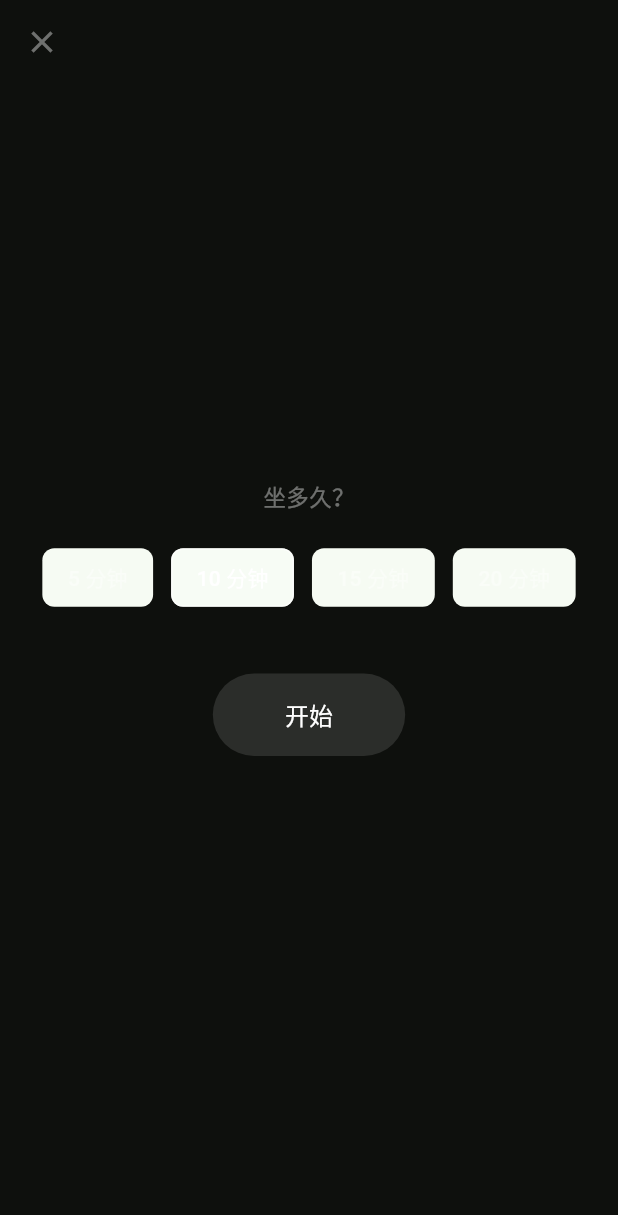
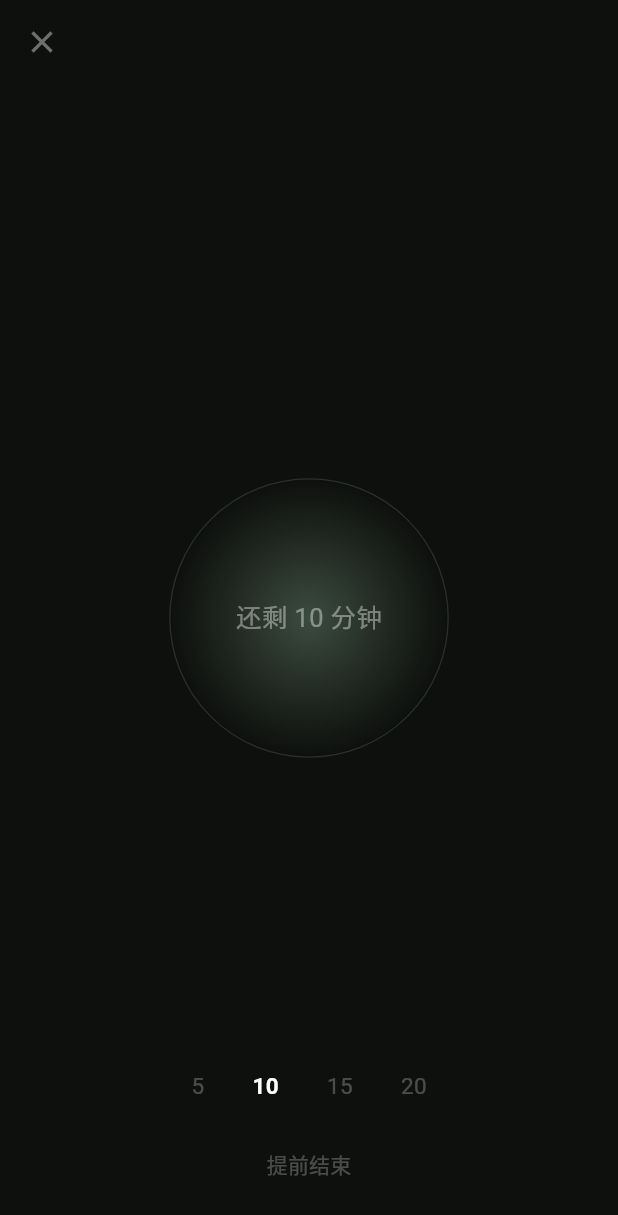
Before and after one commit to 2763945400-ctrl/daily-diary, a Flutter app: the MeditatePage screen opened directly, on a phone screen of 412 x 824 dp. Shown: the top 1215 px of the screen. Run offline on Flutter 3.47's test engine with Material 3 defaults, Android fonts, the phone set to English and light mode, and no system bars; our stand-ins replace audioplayers, file_picker, flutter_local_notifications, flutter_timezone, hive_flutter, image_picker and 1 more; accounts and stored records are empty.

Commit message:
v1.4.0 静坐即时沉浸(呼吸圆环)+日记日界后移到凌晨2点

```diff
--- a/lib/data/entry_store.dart
+++ b/lib/data/entry_store.dart
@@ -45,12 +45,18 @@ class EntryStore {
     _box = await Hive.openBox('entries');
   }
 
+  static const int dayStartHour = 2; // 一天从凌晨2点开始
+
   static String dateKey(DateTime d) =>
       '${d.year.toString().padLeft(4, '0')}-'
       '${d.month.toString().padLeft(2, '0')}-'
       '${d.day.toString().padLeft(2, '0')}';
 
-  static String todayKey() => dateKey(DateTime.now());
+  /// 逻辑日期键：凌晨2点前算前一天。全 App 的"今天"都以这里为准。
+  static String logicalKey(DateTime t) =>
+      dateKey(t.subtract(const Duration(hours: dayStartHour)));
+
+  static String todayKey() => logicalKey(DateTime.now());
 
   static Entry? get(String date) {
     final raw = _box.get(date);
@@ -68,9 +74,9 @@ class EntryStore {
     return keys.map((k) => get(k)!).toList();
   }
 
-  /// 连续记录天数：从今天（或昨天，如果今天还没记）往回数。
+  /// 连续记录天数：从逻辑今天（或逻辑昨天，如果今天还没记）往回数。
   static int streak() {
-    var day = DateTime.now();
+    var day = DateTime.now().subtract(const Duration(hours: dayStartHour));
     if (!_box.containsKey(dateKey(day))) {
       day = day.subtract(const Duration(days: 1));
     }
--- a/lib/data/note_store.dart
+++ b/lib/data/note_store.dart
@@ -1,5 +1,7 @@
 import 'package:flutter/foundation.dart';
 import 'package:hive_flutter/hive_flutter.dart';
+
+import 'entry_store.dart';
 
 /// 一条碎片：随时卸下的只言片语，id 是毫秒时间戳字符串。
 class Note {
@@ -42,14 +44,11 @@ class NoteStore {
     return keys.map((k) => Note.fromMap(k, _box.get(k) as Map)).toList();
   }
 
-  /// 今天的碎片，新的在前。
+  /// 逻辑今天的碎片（凌晨2点前记的统一归到前一天），新的在前。
   static List<Note> todays() {
-    final now = DateTime.now();
+    final key = EntryStore.todayKey();
     return all()
-        .where((n) =>
-            n.createdAt.year == now.year &&
-            n.createdAt.month == now.month &&
-            n.createdAt.day == now.day)
+        .where((n) => EntryStore.logicalKey(n.createdAt) == key)
         .toList();
   }
 
--- a/lib/pages/meditate_page.dart
+++ b/lib/pages/meditate_page.dart
@@ -2,11 +2,13 @@ import 'dart:async';
 
 import 'package:audioplayers/audioplayers.dart';
 import 'package:flutter/material.dart';
+import 'package:flutter/services.dart';
 
 import '../data/notification_service.dart';
 import '../data/settings_store.dart';
 
 /// 静坐页：全屏深色，独立于底部导航。
+/// 进来即自动开始（用上次/默认时长），中央呼吸圆环，底部可低调改时长。
 /// 唤醒是双保险——预约系统通知兜底锁屏/后台，前台则渐强播放钟声。
 class MeditatePage extends StatefulWidget {
   const MeditatePage({super.key});
@@ -15,27 +17,42 @@ class MeditatePage extends StatefulWidget {
   State<MeditatePage> createState() => _MeditatePageState();
 }
 
-enum _Phase { ready, running, done }
+enum _Phase { running, done }
 
-class _MeditatePageState extends State<MeditatePage> with WidgetsBindingObserver {
+class _MeditatePageState extends State<MeditatePage>
+    with WidgetsBindingObserver, TickerProviderStateMixin {
   static const _options = [5, 10, 15, 20];
 
-  _Phase _phase = _Phase.ready;
+  _Phase _phase = _Phase.running;
   int _minutes = SettingsStore.meditationMinutes;
   DateTime? _endTime; // 以真实时间判定结束，不靠 Timer 计数
   Timer? _ticker;
   AudioPlayer? _player; // 渐强播放专用实例，不影响别处
   Timer? _fadeTimer;
 
+  // 呼吸圆环：一次完整呼吸约 7 秒，涨缩 + 明暗联动
+  late final AnimationController _breath = AnimationController(
+    vsync: this,
+    duration: const Duration(milliseconds: 7000),
+  )..repeat(reverse: true);
+  late final Animation<double> _breathAnim =
+      CurvedAnimation(parent: _breath, curve: Curves.easeInOut);
+
   @override
   void initState() {
     super.initState();
     WidgetsBinding.instance.addObserver(this);
+    // 进页面即开始：直接给字段赋值（initState 里不能 setState）
+    SettingsStore.setMeditationMinutes(_minutes); // 记住上次选择
+    _endTime = DateTime.now().add(Duration(minutes: _minutes));
+    NotificationService.scheduleMeditationBell(_endTime!); // 锁屏/后台兜底
+    _ticker = Timer.periodic(const Duration(seconds: 1), (_) => _tick());
   }
 
   @override
   void dispose() {
     WidgetsBinding.instance.removeObserver(this);
+    _breath.dispose();
     _ticker?.cancel();
     _fadeTimer?.cancel();
     _player?.dispose();
@@ -54,15 +71,17 @@ class _MeditatePageState extends State<MeditatePage> with WidgetsBindingObserver
     }
   }
 
-  void _start() {
-    final end = DateTime.now().add(Duration(minutes: _minutes));
-    SettingsStore.setMeditationMinutes(_minutes); // 记住上次选择
+  /// 底部时长微调：把计时重置为新时长继续走。
+  void _changeDuration(int m) {
+    if (m == _minutes) return;
+    HapticFeedback.lightImpact();
+    SettingsStore.setMeditationMinutes(m); // 记住上次选择
+    final end = DateTime.now().add(Duration(minutes: m));
+    NotificationService.scheduleMeditationBell(end); // 重新约兜底通知
     setState(() {
-      _phase = _Phase.running;
+      _minutes = m;
       _endTime = end;
     });
-    NotificationService.scheduleMeditationBell(end); // 锁屏/后台兜底
-    _ticker = Timer.periodic(const Duration(seconds: 1), (_) => _tick());
   }
 
   void _tick() {
@@ -128,16 +147,60 @@ class _MeditatePageState extends State<MeditatePage> with WidgetsBindingObserver
         child: SafeArea(
           child: Stack(
             children: [
-              Center(child: _center(dim, dimmer)),
-              if (_phase == _Phase.ready)
+              Center(child: _center(dim)),
+              if (_phase == _Phase.running) ...[
+                // 左上 ✕：等同「提前结束」
                 Positioned(
                   top: 4,
                   left: 4,
                   child: IconButton(
-                    onPressed: () => Navigator.of(context).pop(),
+                    onPressed: _abort,
                     icon: const Icon(Icons.close, color: dim),
                   ),
                 ),
+                // 底部：低调时长微调 + 提前结束
+                Positioned(
+                  left: 0,
+                  right: 0,
+                  bottom: 24,
+                  child: Column(
+                    mainAxisSize: MainAxisSize.min,
+                    children: [
+                      Row(
+                        mainAxisAlignment: MainAxisAlignment.center,
+                        children: [
+                          for (final m in _options)
+                            GestureDetector(
+                              onTap: () => _changeDuration(m),
+                              behavior: HitTestBehavior.opaque,
+                              child: Padding(
+                                padding: const EdgeInsets.symmetric(
+                                    horizontal: 16, vertical: 10),
+                                child: Text(
+                                  '$m',
+                                  style: TextStyle(
+                                    fontSize: 15,
+                                    color: _minutes == m
+                                        ? Colors.white
+                                        : dimmer,
+                                    fontWeight: _minutes == m
+                                        ? FontWeight.w600
+                                        : FontWeight.w400,
+                                  ),
+                                ),
+                              ),
+                            ),
+                        ],
+                      ),
+                      const SizedBox(height: 8),
+                      TextButton(
+                        onPressed: _abort,
+                        child: Text('提前结束', style: TextStyle(color: dimmer)),
+                      ),
+                    ],
+                  ),
+                ),
+              ],
             ],
           ),
         ),
@@ -145,60 +208,46 @@ class _MeditatePageState extends State<MeditatePage> with WidgetsBindingObserver
     );
   }
 
-  Widget _center(Color dim, Color dimmer) {
+  Widget _center(Color dim) {
     switch (_phase) {
-      case _Phase.ready:
-        return Column(
-          mainAxisSize: MainAxisSize.min,
-          children: [
-            Text('坐多久？', style: TextStyle(color: dim, fontSize: 15)),
-            const SizedBox(height: 20),
-            Wrap(
-              spacing: 12,
+      case _Phase.running:
+        // 呼吸圆环：光圈缓慢一涨一缩，圆心显示剩余分钟（只给分钟不给秒）
+        return AnimatedBuilder(
+          animation: _breathAnim,
+          builder: (context, _) {
+            final t = _breathAnim.value; // 0↔1 随呼吸往返
+            return Stack(
+              alignment: Alignment.center,
               children: [
-                for (final m in _options)
-                  ChoiceChip(
-                    label: Text('$m 分钟'),
-                    selected: _minutes == m,
-                    onSelected: (_) => setState(() => _minutes = m),
-                    backgroundColor: Colors.transparent,
-                    selectedColor: const Color(0x22FFFFFF),
-                    labelStyle:
-                        TextStyle(color: _minutes == m ? Colors.white : dim),
-                    side: BorderSide(
-                        color: _minutes == m ? dim : Colors.transparent),
-                    showCheckmark: false,
+                Transform.scale(
+                  scale: 0.82 + 0.18 * t,
+                  child: Opacity(
+                    opacity: 0.75 + 0.25 * t,
+                    child: Container(
+                      width: 220,
+                      height: 220,
+                      decoration: const BoxDecoration(
+                        shape: BoxShape.circle,
+                        gradient: RadialGradient(
+                          colors: [
+                            Color.fromRGBO(143, 184, 156, 0.45),
+                            Color.fromRGBO(143, 184, 156, 0.15),
+                            Color.fromRGBO(143, 184, 156, 0.0),
+                          ],
+                          stops: [0.0, 0.65, 1.0],
+                        ),
+                        border: Border.fromBorderSide(BorderSide(
+                          color: Color.fromRGBO(143, 184, 156, 0.25),
+                        )),
+                      ),
+                    ),
                   ),
+                ),
+                Text('还剩 $_remainingMinutes 分钟',
+                    style: TextStyle(color: dim, fontSize: 17)),
               ],
-            ),
-            const SizedBox(height: 40),
-            FilledButton(
-              onPressed: _start,
-              style: FilledButton.styleFrom(
-                backgroundColor: const Color(0x1FFFFFFF),
-                foregroundColor: Colors.white,
-                padding:
-                    const EdgeInsets.symmetric(horizontal: 48, vertical: 16),
-                shape: RoundedRectangleBorder(
-                    borderRadius: BorderRadius.circular(32)),
-              ),
-              child: const Text('开始', style: TextStyle(fontSize: 16)),
-            ),
-          ],
-        );
-      case _Phase.running:
-        return Column(
-          mainAxisSize: MainAxisSize.min,
-          children: [
-            // 只显示分钟不显示秒，避免盯屏
-            Text('还剩 $_remainingMinutes 分钟',
-                style: TextStyle(color: dim, fontSize: 17)),
-            const SizedBox(height: 32),
-            TextButton(
-              onPressed: _abort,
-              child: Text('提前结束', style: TextStyle(color: dimmer)),
-            ),
-          ],
+            );
+          },
         );
       case _Phase.done:
         return Text('慢慢回来', style: TextStyle(color: dim, fontSize: 15));
--- a/lib/pages/review_page.dart
+++ b/lib/pages/review_page.dart
@@ -16,7 +16,9 @@ class _ReviewPageState extends State<ReviewPage> {
   @override
   void initState() {
     super.initState();
-    final now = DateTime.now();
+    // 逻辑今天：凌晨跨月那一刻，月历默认停在逻辑当月
+    final now =
+        DateTime.now().subtract(const Duration(hours: EntryStore.dayStartHour));
     _month = DateTime(now.year, now.month);
   }
 
@@ -112,7 +114,7 @@ class _ReviewPageState extends State<ReviewPage> {
 
   Widget _buildCalendar(BuildContext context) {
     final scheme = Theme.of(context).colorScheme;
-    final today = DateTime.now();
+    final todayKey = EntryStore.todayKey(); // 逻辑今天（凌晨2点前算前一天）
     final daysInMonth = DateTime(_month.year, _month.month + 1, 0).day;
     final leadingBlanks = DateTime(_month.year, _month.month, 1).weekday - 1;
 
@@ -123,9 +125,7 @@ class _ReviewPageState extends State<ReviewPage> {
     for (var day = 1; day <= daysInMonth; day++) {
       final date = DateTime(_month.year, _month.month, day);
       final entry = EntryStore.get(EntryStore.dateKey(date));
-      final isToday = date.year == today.year &&
-          date.month == today.month &&
-          date.day == today.day;
+      final isToday = EntryStore.dateKey(date) == todayKey;
 
       cells.add(InkWell(
         onTap: entry == null ? null : () => _showDetail(entry),
--- a/pubspec.yaml
+++ b/pubspec.yaml
@@ -16,7 +16,7 @@ publish_to: 'none' # Remove this line if you wish to publish to pub.dev
 # https://developer.apple.com/library/archive/documentation/General/Reference/InfoPlistKeyReference/Articles/CoreFoundationKeys.html
 # In Windows, build-name is used as the major, minor, and patch parts
 # of the product and file versions while build-number is used as the build suffix.
-version: 1.3.0+6
+version: 1.4.0+7
 
 environment:
   sdk: ^3.12.2
```
Also changed, not shown: 1 other file.
